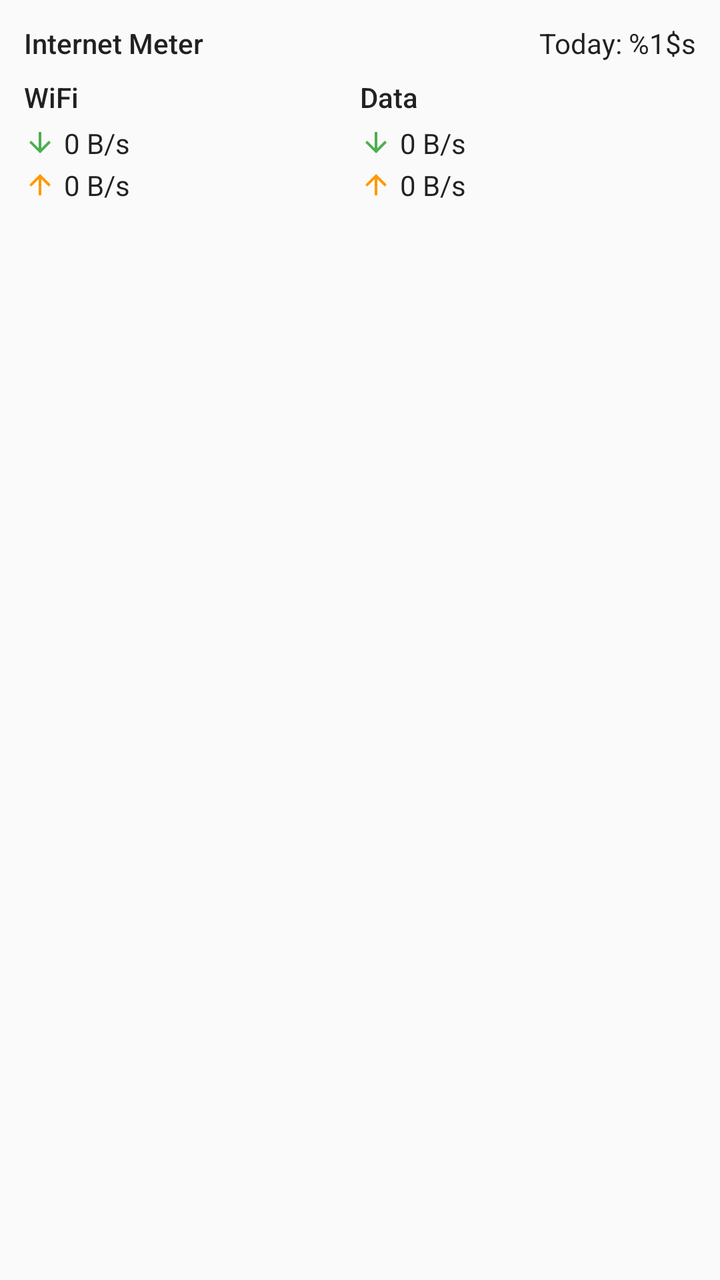
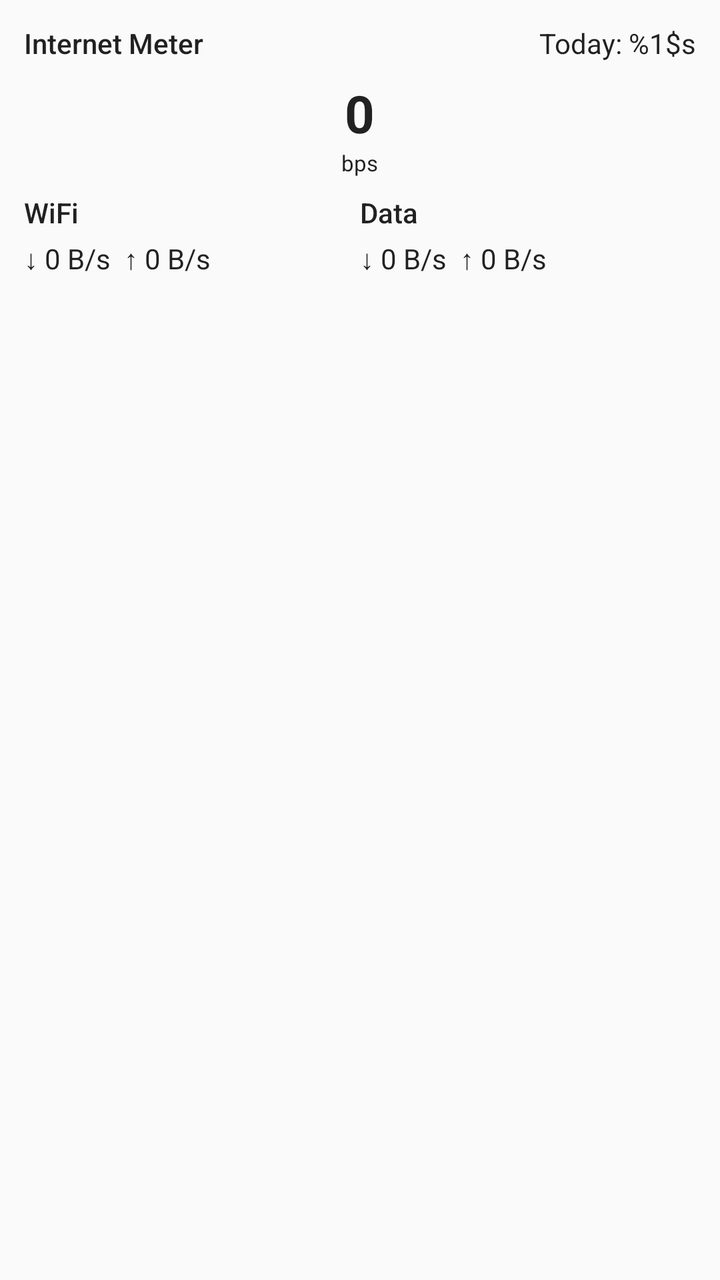

The first picture is an Android layout as it rendered before a commit; the second is the same layout after the commit. The layout source and the unified diff follow.
<!-- AndroidManifest.xml: application theme Theme.SuryMeter -->
<!-- res/layout/notification_content.xml -->
<?xml version="1.0" encoding="utf-8"?>
<LinearLayout xmlns:android="http://schemas.android.com/apk/res/android"
    android:layout_width="match_parent"
    android:layout_height="wrap_content"
    android:orientation="vertical"
    android:padding="12dp">

    <LinearLayout
        android:layout_width="match_parent"
        android:layout_height="wrap_content"
        android:orientation="horizontal">

        <TextView
            android:id="@+id/title"
            android:layout_width="0dp"
            android:layout_height="wrap_content"
            android:layout_weight="1"
            android:textAppearance="@android:style/TextAppearance.Material.Notification.Title"
            android:text="@string/notif_title" />

        <TextView
            android:id="@+id/total_today"
            android:layout_width="wrap_content"
            android:layout_height="wrap_content"
            android:layout_gravity="center_vertical"
            android:textAppearance="@android:style/TextAppearance.Material.Notification"
            android:text="@string/notif_total_today" />
    </LinearLayout>

    <LinearLayout
        android:layout_width="match_parent"
        android:layout_height="wrap_content"
        android:layout_marginTop="8dp"
        android:orientation="horizontal">

        <LinearLayout
            android:layout_width="0dp"
            android:layout_height="wrap_content"
            android:layout_weight="1"
            android:orientation="vertical">

            <TextView
                android:id="@+id/wifi_label"
                android:layout_width="wrap_content"
                android:layout_height="wrap_content"
                android:textAppearance="@android:style/TextAppearance.Material.Notification.Title"
                android:text="@string/net_wifi" />

            <LinearLayout
                android:layout_width="wrap_content"
                android:layout_height="wrap_content"
                android:layout_marginTop="4dp"
                android:orientation="horizontal">

                <ImageView
                    android:layout_width="16dp"
                    android:layout_height="16dp"
                    android:layout_gravity="center_vertical"
                    android:src="@drawable/ic_arrow_down"
                    android:contentDescription="@string/notif_download" />

                <TextView
                    android:id="@+id/wifi_down"
                    android:layout_width="wrap_content"
                    android:layout_height="wrap_content"
                    android:layout_marginStart="4dp"
                    android:textAppearance="@android:style/TextAppearance.Material.Notification"
                    android:text="0 B/s" />
            </LinearLayout>

            <LinearLayout
                android:layout_width="wrap_content"
                android:layout_height="wrap_content"
                android:layout_marginTop="2dp"
                android:orientation="horizontal">

                <ImageView
                    android:layout_width="16dp"
                    android:layout_height="16dp"
                    android:layout_gravity="center_vertical"
                    android:src="@drawable/ic_arrow_up"
                    android:contentDescription="@string/notif_upload" />

                <TextView
                    android:id="@+id/wifi_up"
                    android:layout_width="wrap_content"
                    android:layout_height="wrap_content"
                    android:layout_marginStart="4dp"
                    android:textAppearance="@android:style/TextAppearance.Material.Notification"
                    android:text="0 B/s" />
            </LinearLayout>
        </LinearLayout>

        <LinearLayout
            android:layout_width="0dp"
            android:layout_height="wrap_content"
            android:layout_weight="1"
            android:orientation="vertical">

            <TextView
                android:id="@+id/mobile_label"
                android:layout_width="wrap_content"
                android:layout_height="wrap_content"
                android:textAppearance="@android:style/TextAppearance.Material.Notification.Title"
                android:text="@string/net_mobile" />

            <LinearLayout
                android:layout_width="wrap_content"
                android:layout_height="wrap_content"
                android:layout_marginTop="4dp"
                android:orientation="horizontal">

                <ImageView
                    android:layout_width="16dp"
                    android:layout_height="16dp"
                    android:layout_gravity="center_vertical"
                    android:src="@drawable/ic_arrow_down"
                    android:contentDescription="@string/notif_download" />

                <TextView
                    android:id="@+id/mobile_down"
                    android:layout_width="wrap_content"
                    android:layout_height="wrap_content"
                    android:layout_marginStart="4dp"
                    android:textAppearance="@android:style/TextAppearance.Material.Notification"
                    android:text="0 B/s" />
            </LinearLayout>

            <LinearLayout
                android:layout_width="wrap_content"
                android:layout_height="wrap_content"
                android:layout_marginTop="2dp"
                android:orientation="horizontal">

                <ImageView
                    android:layout_width="16dp"
                    android:layout_height="16dp"
                    android:layout_gravity="center_vertical"
                    android:src="@drawable/ic_arrow_up"
                    android:contentDescription="@string/notif_upload" />

                <TextView
                    android:id="@+id/mobile_up"
                    android:layout_width="wrap_content"
                    android:layout_height="wrap_content"
                    android:layout_marginStart="4dp"
                    android:textAppearance="@android:style/TextAppearance.Material.Notification"
                    android:text="0 B/s" />
            </LinearLayout>
        </LinearLayout>
    </LinearLayout>
</LinearLayout>
<!-- resources referenced by this layout -->
<resources>
  <!-- drawable ic_arrow_down (drawable) -->
  <vector xmlns:android="http://schemas.android.com/apk/res/android"
      android:width="24dp"
      android:height="24dp"
      android:viewportWidth="24"
      android:viewportHeight="24">
      <path
          android:fillColor="#4CAF50"
          android:pathData="M20,12l-1.41,-1.41L13,16.17V4h-2v12.17l-5.58,-5.59L4,12l8,8 8,-8z" />
  </vector>
  <!-- drawable ic_arrow_up (drawable) -->
  <vector xmlns:android="http://schemas.android.com/apk/res/android"
      android:width="24dp"
      android:height="24dp"
      android:viewportWidth="24"
      android:viewportHeight="24">
      <path
          android:fillColor="#FF9800"
          android:pathData="M4,12l1.41,1.41L11,7.83V20h2V7.83l5.58,5.59L20,12l-8,-8 -8,8z" />
  </vector>
  <string name="net_mobile">Data</string>
  <string name="net_wifi">WiFi</string>
  <string name="notif_download">Download</string>
  <string name="notif_title">Internet Meter</string>
  <string name="notif_total_today">Today: %1$s</string>
  <string name="notif_upload">Upload</string>
  <style name="Theme.SuryMeter" parent="android:Theme.Material.Light.NoActionBar" />
</resources>

<!-- the commit's change to res/layout/notification_content.xml (unified diff, before → after) -->
@@ -31,6 +31,38 @@
         android:layout_width="match_parent"
         android:layout_height="wrap_content"
         android:layout_marginTop="8dp"
+        android:gravity="center_horizontal"
+        android:orientation="horizontal">
+
+        <LinearLayout
+            android:layout_width="wrap_content"
+            android:layout_height="wrap_content"
+            android:gravity="center_horizontal"
+            android:orientation="vertical">
+
+            <TextView
+                android:id="@+id/speed_value"
+                android:layout_width="wrap_content"
+                android:layout_height="wrap_content"
+                android:textAppearance="@android:style/TextAppearance.Material.Notification"
+                android:textSize="26sp"
+                android:textStyle="bold"
+                android:text="0" />
+
+            <TextView
+                android:id="@+id/speed_unit"
+                android:layout_width="wrap_content"
+                android:layout_height="wrap_content"
+                android:textAppearance="@android:style/TextAppearance.Material.Notification"
+                android:textSize="11sp"
+                android:text="bps" />
+        </LinearLayout>
+    </LinearLayout>
+
+    <LinearLayout
+        android:layout_width="match_parent"
+        android:layout_height="wrap_content"
+        android:layout_marginTop="8dp"
         android:orientation="horizontal">
 
         <LinearLayout
@@ -46,49 +78,13 @@
                 android:textAppearance="@android:style/TextAppearance.Material.Notification.Title"
                 android:text="@string/net_wifi" />
 
-            <LinearLayout
+            <TextView
+                android:id="@+id/wifi_line"
                 android:layout_width="wrap_content"
                 android:layout_height="wrap_content"
                 android:layout_marginTop="4dp"
-                android:orientation="horizontal">
-
-                <ImageView
-                    android:layout_width="16dp"
-                    android:layout_height="16dp"
-                    android:layout_gravity="center_vertical"
-                    android:src="@drawable/ic_arrow_down"
-                    android:contentDescription="@string/notif_download" />
-
-                <TextView
-                    android:id="@+id/wifi_down"
-                    android:layout_width="wrap_content"
-                    android:layout_height="wrap_content"
-                    android:layout_marginStart="4dp"
-                    android:textAppearance="@android:style/TextAppearance.Material.Notification"
-                    android:text="0 B/s" />
-            </LinearLayout>
-
-            <LinearLayout
-                android:layout_width="wrap_content"
-                android:layout_height="wrap_content"
-                android:layout_marginTop="2dp"
-                android:orientation="horizontal">
-
-                <ImageView
-                    android:layout_width="16dp"
-                    android:layout_height="16dp"
-                    android:layout_gravity="center_vertical"
-                    android:src="@drawable/ic_arrow_up"
-                    android:contentDescription="@string/notif_upload" />
-
-                <TextView
-                    android:id="@+id/wifi_up"
-                    android:layout_width="wrap_content"
-                    android:layout_height="wrap_content"
-                    android:layout_marginStart="4dp"
-                    android:textAppearance="@android:style/TextAppearance.Material.Notification"
-                    android:text="0 B/s" />
-            </LinearLayout>
+                android:textAppearance="@android:style/TextAppearance.Material.Notification"
+                android:text="↓ 0 B/s  ↑ 0 B/s" />
         </LinearLayout>
 
         <LinearLayout
@@ -104,49 +100,13 @@
                 android:textAppearance="@android:style/TextAppearance.Material.Notification.Title"
                 android:text="@string/net_mobile" />
 
-            <LinearLayout
+            <TextView
+                android:id="@+id/mobile_line"
                 android:layout_width="wrap_content"
                 android:layout_height="wrap_content"
                 android:layout_marginTop="4dp"
-                android:orientation="horizontal">
-
-                <ImageView
-                    android:layout_width="16dp"
-                    android:layout_height="16dp"
-                    android:layout_gravity="center_vertical"
-                    android:src="@drawable/ic_arrow_down"
-                    android:contentDescription="@string/notif_download" />
-
-                <TextView
-                    android:id="@+id/mobile_down"
-                    android:layout_width="wrap_content"
-                    android:layout_height="wrap_content"
-                    android:layout_marginStart="4dp"
-                    android:textAppearance="@android:style/TextAppearance.Material.Notification"
-                    android:text="0 B/s" />
-            </LinearLayout>
-
-            <LinearLayout
-                android:layout_width="wrap_content"
-                android:layout_height="wrap_content"
-                android:layout_marginTop="2dp"
-                android:orientation="horizontal">
-
-                <ImageView
-                    android:layout_width="16dp"
-                    android:layout_height="16dp"
-                    android:layout_gravity="center_vertical"
-                    android:src="@drawable/ic_arrow_up"
-                    android:contentDescription="@string/notif_upload" />
-
-                <TextView
-                    android:id="@+id/mobile_up"
-                    android:layout_width="wrap_content"
-                    android:layout_height="wrap_content"
-                    android:layout_marginStart="4dp"
-                    android:textAppearance="@android:style/TextAppearance.Material.Notification"
-                    android:text="0 B/s" />
-            </LinearLayout>
+                android:textAppearance="@android:style/TextAppearance.Material.Notification"
+                android:text="↓ 0 B/s  ↑ 0 B/s" />
         </LinearLayout>
     </LinearLayout>
 </LinearLayout>
<!-- resource entries referenced after the edit -->
@@ -1,31 +1,9 @@
 <!-- resources referenced by this layout -->
 <resources>
-  <!-- drawable ic_arrow_down (drawable) -->
-  <vector xmlns:android="http://schemas.android.com/apk/res/android"
-      android:width="24dp"
-      android:height="24dp"
-      android:viewportWidth="24"
-      android:viewportHeight="24">
-      <path
-          android:fillColor="#4CAF50"
-          android:pathData="M20,12l-1.41,-1.41L13,16.17V4h-2v12.17l-5.58,-5.59L4,12l8,8 8,-8z" />
-  </vector>
-  <!-- drawable ic_arrow_up (drawable) -->
-  <vector xmlns:android="http://schemas.android.com/apk/res/android"
-      android:width="24dp"
-      android:height="24dp"
-      android:viewportWidth="24"
-      android:viewportHeight="24">
-      <path
-          android:fillColor="#FF9800"
-          android:pathData="M4,12l1.41,1.41L11,7.83V20h2V7.83l5.58,5.59L20,12l-8,-8 -8,8z" />
-  </vector>
   <string name="net_mobile">Data</string>
   <string name="net_wifi">WiFi</string>
-  <string name="notif_download">Download</string>
   <string name="notif_title">Internet Meter</string>
   <string name="notif_total_today">Today: %1$s</string>
-  <string name="notif_upload">Upload</string>
   <style name="Theme.SuryMeter" parent="android:Theme.Material.Light.NoActionBar" />
 </resources>
 
